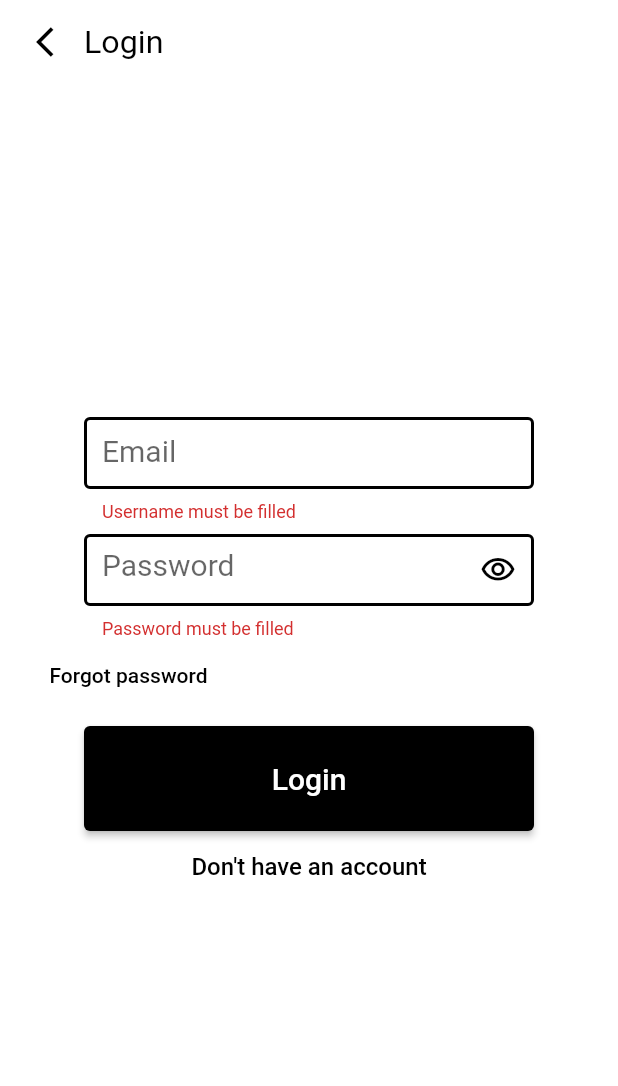
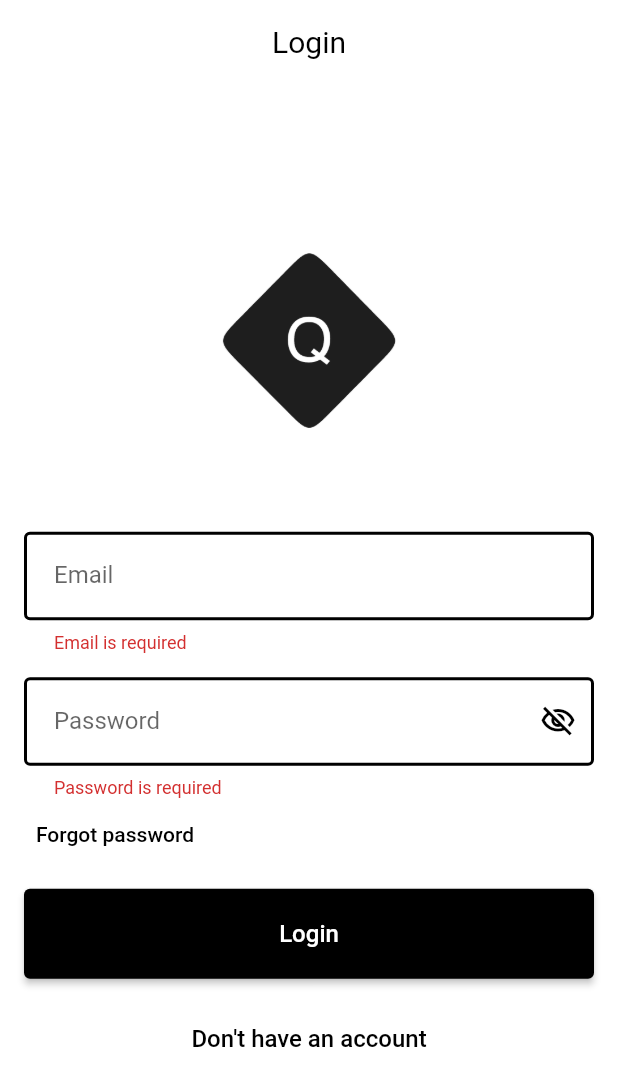
Before and after one commit to red-squigglies/quizzling, a Flutter app: the screen it shows after launch, after a tap on "Login", on a phone screen of 412 x 824 dp. Shown: the top 1086 px of the screen. Run offline on Flutter 3.47's test engine with Material 2 defaults, Android fonts, the light colour scheme and no system bars.

Commit message:
refactor: enhance login screen and split widgets

```diff
--- a/lib/main.dart
+++ b/lib/main.dart
@@ -1,24 +1,22 @@
 import 'package:flutter/material.dart';
 
-import 'package:quizzling/screens/login.dart';
+import 'package:quizzling/screens/login_screen.dart';
 
 void main() {
-  runApp(const MyApp());
+  runApp(const QuizzlingApp());
 }
 
-class MyApp extends StatelessWidget {
-  const MyApp({super.key});
+class QuizzlingApp extends StatelessWidget {
+  const QuizzlingApp({super.key});
 
   @override
   Widget build(BuildContext context) {
     return MaterialApp(
       title: 'Quizzling',
-      theme: ThemeData().copyWith(
-        scaffoldBackgroundColor: Colors.white,
-      ),
+      theme: Theme.of(context).copyWith(scaffoldBackgroundColor: Colors.white),
       home: GestureDetector(
         onTap: () {
-          FocusManager.instance.primaryFocus!.unfocus();
+          FocusManager.instance.primaryFocus?.unfocus();
         },
         child: const Login(),
       ),
--- a/lib/screens/login.dart
+++ /dev/null
@@ -1,37 +0,0 @@
-import 'package:flutter/material.dart';
-
-import 'package:quizzling/widgets/login_form.dart';
-
-class Login extends StatelessWidget {
-  const Login({super.key});
-  @override
-  Widget build(BuildContext context) {
-    return Scaffold(
-      appBar: AppBar(
-        title: TextButton.icon(
-          icon: const Icon(
-            Icons.arrow_back_ios,
-            color: Colors.black,
-          ),
-          onPressed: () {},
-          label: const Text(
-            'Login',
-            style: TextStyle(
-                color: Colors.black,
-                fontSize: 21.5,
-                fontWeight: FontWeight.normal),
-          ),
-        ),
-        backgroundColor: Colors.white,
-        elevation: 0,
-      ),
-      body: const Column(
-        crossAxisAlignment: CrossAxisAlignment.center,
-        mainAxisAlignment: MainAxisAlignment.center,
-        children: [
-          LoginForm(),
-        ],
-      ),
-    );
-  }
-}
--- /dev/null
+++ b/lib/screens/login_screen.dart
@@ -0,0 +1,33 @@
+import 'package:flutter/material.dart';
+
+import 'package:quizzling/widgets/login_form.dart';
+import 'package:quizzling/widgets/quiz_app_bar.dart';
+
+class Login extends StatelessWidget {
+  const Login({super.key});
+
+  @override
+  Widget build(BuildContext context) {
+    return Scaffold(
+      appBar: QuizAppBar(
+        title: const Text('Login'),
+      ),
+      body: Center(
+        child: SingleChildScrollView(
+          padding: const EdgeInsets.all(16),
+          child: Column(
+            mainAxisAlignment: MainAxisAlignment.center,
+            children: [
+              Image.asset(
+                'assets/images/logo.png',
+                width: 125,
+              ),
+              const SizedBox(height: 64),
+              const LoginForm(),
+            ],
+          ),
+        ),
+      ),
+    );
+  }
+}
--- a/lib/widgets/login_form.dart
+++ b/lib/widgets/login_form.dart
@@ -1,137 +1,94 @@
 import 'package:flutter/material.dart';
 
-import 'package:quizzling/widgets/styled_button.dart';
+import 'package:quizzling/widgets/quiz_button.dart';
+import 'package:quizzling/widgets/quiz_password_field.dart';
+import 'package:quizzling/widgets/quiz_text_field.dart';
 
 class LoginForm extends StatefulWidget {
   const LoginForm({super.key});
 
   @override
-  State<LoginForm> createState() {
-    return _LoginFormState();
-  }
+  State<LoginForm> createState() => _LoginFormState();
 }
 
 class _LoginFormState extends State<LoginForm> {
   final _formKey = GlobalKey<FormState>();
 
-  bool _isObscured = true;
-  String _userName = '';
-  String _userPassword = '';
+  final _emailController = TextEditingController();
+  final _passwordController = TextEditingController();
 
   void login() {
     if (_formKey.currentState!.validate()) {
-      _formKey.currentState!.save();
-      print(_userName);
-      print(_userPassword);
+      // TODO: handle login
     }
   }
 
   @override
+  void dispose() {
+    _emailController.dispose();
+    _passwordController.dispose();
+
+    super.dispose();
+  }
+
+  @override
   Widget build(BuildContext context) {
-    const textFieldBorder = OutlineInputBorder(
-      borderSide: BorderSide(
-        color: Colors.black,
-        width: 2,
-      ),
-    );
-
-    return SingleChildScrollView(
-      padding: const EdgeInsets.all(25),
-      child: Form(
+    return Form(
       key: _formKey,
       child: Column(
         mainAxisAlignment: MainAxisAlignment.center,
-          crossAxisAlignment: CrossAxisAlignment.center,
+        crossAxisAlignment: CrossAxisAlignment.stretch,
         children: [
-            SizedBox(
-              width: 300,
-              height: 70,
-              child: TextFormField(
-                decoration: const InputDecoration(
+          QuizTextField(
             labelText: 'Email',
-                  floatingLabelStyle: TextStyle(
-                    color: Colors.black,
-                  ),
-                  focusedBorder: textFieldBorder,
-                  errorBorder: textFieldBorder,
-                  focusedErrorBorder: textFieldBorder,
-                  enabledBorder: textFieldBorder,
-                ),
-                style: const TextStyle(fontSize: 20),
+            controller: _emailController,
             keyboardType: TextInputType.emailAddress,
             autocorrect: false,
-                validator: (username) {
-                  if (username == null || username.trim().isEmpty) {
-                    return 'Username must be filled';
+            validator: (email) {
+              if (email == null || email.trim().isEmpty) {
+                return 'Email is required';
               }
               return null;
             },
-                onSaved: (newUsername) {
-                  _userName = newUsername!;
-                },
           ),
-            ),
-            const SizedBox(
-              height: 8,
-            ),
-            SizedBox(
-              width: 300,
-              height: 70,
-              child: TextFormField(
-                decoration: InputDecoration(
-                  hintText: 'Password',
-                  suffixIcon: IconButton(
-                    onPressed: () {
-                      setState(() {
-                        _isObscured = !_isObscured;
-                      });
-                    },
-                    icon: Icon(
-                      (_isObscured)
-                          ? Icons.visibility_outlined
-                          : Icons.visibility_off_outlined,
-                      color: Colors.black,
-                    ),
-                  ),
-                  focusedBorder: textFieldBorder,
-                  errorBorder: textFieldBorder,
-                  focusedErrorBorder: textFieldBorder,
-                  enabledBorder: textFieldBorder,
-                ),
-                style: const TextStyle(fontSize: 20),
-                autocorrect: false,
-                obscureText: _isObscured,
+          const SizedBox(height: 16),
+          QuizPasswordField(
+            labelText: 'Password',
+            controller: _passwordController,
             validator: (password) {
               if (password == null || password.trim().isEmpty) {
-                    return 'Password must be filled';
+                return 'Password is required';
               }
               return null;
             },
-                onSaved: (newPassword) {
-                  _userPassword = newPassword!;
+          ),
+          Align(
+            alignment: AlignmentDirectional.centerStart,
+            child: TextButton(
+              onPressed: () {
+                // TODO: navigate to reset password screen.
               },
+              child: const Text(
+                'Forgot password',
+                style: TextStyle(color: Colors.black),
               ),
             ),
-            Align(
-              alignment: Alignment.topLeft,
-              child: TextButton(
-                onPressed: () {},
-                child: const Text('Forgot password',
-                    style: TextStyle(color: Colors.black)),
           ),
+          const SizedBox(height: 12),
+          QuizButton(
+            onPressed: login,
+            text: 'Login',
           ),
-            const SizedBox(
-              height: 10,
-            ),
-            //Custom styled button
-            StyledButtton(onPressed: login),
+          const SizedBox(height: 16),
           TextButton(
-              onPressed: () {},
+            onPressed: () {
+              // TODO: navigate to sign up screen.
+            },
             style: TextButton.styleFrom(
               alignment: Alignment.center,
             ),
             child: const Text(
-                'Don\'t have an account',
+              "Don't have an account",
               style: TextStyle(
                 color: Colors.black,
                 fontSize: 16,
@@ -140,7 +97,6 @@ class _LoginFormState extends State<LoginForm> {
           ),
         ],
       ),
-      ),
     );
   }
 }
--- /dev/null
+++ b/lib/widgets/quiz_app_bar.dart
@@ -0,0 +1,32 @@
+import 'package:flutter/material.dart';
+
+class QuizAppBar extends AppBar {
+  QuizAppBar({super.key, super.title})
+      : super(
+          backgroundColor: Colors.white,
+          elevation: 0,
+          centerTitle: true,
+          titleTextStyle: const TextStyle(
+            color: Colors.black,
+            fontSize: 20,
+          ),
+          leading: const QuizBackButton(),
+        );
+}
+
+class QuizBackButton extends StatelessWidget {
+  const QuizBackButton({super.key});
+
+  @override
+  Widget build(BuildContext context) {
+    if (!Navigator.of(context).canPop()) {
+      return const SizedBox.shrink();
+    }
+
+    return IconButton(
+      onPressed: Navigator.of(context).pop,
+      icon: const Icon(Icons.arrow_back_ios),
+      color: Colors.black,
+    );
+  }
+}
--- /dev/null
+++ b/lib/widgets/quiz_button.dart
@@ -0,0 +1,28 @@
+import 'package:flutter/material.dart';
+
+class QuizButton extends StatelessWidget {
+  const QuizButton({
+    super.key,
+    required this.onPressed,
+    required this.text,
+  });
+
+  final void Function() onPressed;
+  final String text;
+
+  @override
+  Widget build(BuildContext context) {
+    return SizedBox(
+      height: 60,
+      child: ElevatedButton(
+        onPressed: onPressed,
+        style: ElevatedButton.styleFrom(backgroundColor: Colors.black),
+        child: Text(
+          text,
+          style: const TextStyle(fontSize: 16),
+          textAlign: TextAlign.center,
+        ),
+      ),
+    );
+  }
+}
--- /dev/null
+++ b/lib/widgets/quiz_password_field.dart
@@ -0,0 +1,53 @@
+import 'package:flutter/material.dart';
+import 'package:quizzling/widgets/quiz_text_field.dart';
+import 'package:quizzling/widgets/toggle_password_icon.dart';
+
+class QuizPasswordField extends StatefulWidget {
+  const QuizPasswordField({
+    super.key,
+    required this.labelText,
+    this.hintText,
+    this.keyboardType,
+    this.controller,
+    this.validator,
+    this.prefixIcon,
+  });
+
+  final String labelText;
+  final String? hintText;
+  final Widget? prefixIcon;
+  final TextInputType? keyboardType;
+  final TextEditingController? controller;
+  final FormFieldValidator<String>? validator;
+
+  @override
+  State<QuizPasswordField> createState() => _QuizPasswordFieldState();
+}
+
+class _QuizPasswordFieldState extends State<QuizPasswordField> {
+  bool _visible = false;
+
+  void onToggle(bool visible) {
+    setState(() {
+      _visible = visible;
+    });
+  }
+
+  @override
+  Widget build(BuildContext context) {
+    return QuizTextField(
+      labelText: widget.labelText,
+      hintText: widget.hintText,
+      prefixIcon: widget.prefixIcon,
+      keyboardType: widget.keyboardType,
+      controller: widget.controller,
+      validator: widget.validator,
+      autocorrect: false,
+      obscureText: !_visible,
+      suffixIcon: TogglePasswordIcon(
+        visible: _visible,
+        onToggle: onToggle,
+      ),
+    );
+  }
+}
--- /dev/null
+++ b/lib/widgets/quiz_text_field.dart
@@ -0,0 +1,56 @@
+import 'package:flutter/material.dart';
+
+class QuizTextField extends StatelessWidget {
+  const QuizTextField({
+    super.key,
+    required this.labelText,
+    this.hintText,
+    this.keyboardType,
+    this.controller,
+    this.autocorrect = true,
+    this.obscureText = false,
+    this.validator,
+    this.prefixIcon,
+    this.suffixIcon,
+  });
+
+  final String labelText;
+  final String? hintText;
+  final bool autocorrect;
+  final bool obscureText;
+  final Widget? prefixIcon;
+  final Widget? suffixIcon;
+  final TextInputType? keyboardType;
+  final TextEditingController? controller;
+  final FormFieldValidator<String>? validator;
+
+  final _border = const OutlineInputBorder(
+    borderSide: BorderSide(
+      color: Colors.black,
+      width: 2,
+    ),
+  );
+
+  @override
+  Widget build(BuildContext context) {
+    return TextFormField(
+      controller: controller,
+      decoration: InputDecoration(
+        labelText: labelText,
+        hintText: hintText,
+        prefixIcon: prefixIcon,
+        suffixIcon: suffixIcon,
+        floatingLabelStyle: const TextStyle(color: Colors.black),
+        contentPadding: const EdgeInsets.all(20),
+        focusedBorder: _border,
+        errorBorder: _border,
+        focusedErrorBorder: _border,
+        enabledBorder: _border,
+      ),
+      keyboardType: keyboardType,
+      autocorrect: autocorrect,
+      obscureText: obscureText,
+      validator: validator,
+    );
+  }
+}
--- a/lib/widgets/styled_button.dart
+++ /dev/null
@@ -1,26 +0,0 @@
-import 'package:flutter/material.dart';
-
-class StyledButtton extends StatelessWidget {
-  const StyledButtton({super.key, required this.onPressed});
-
-  final void Function() onPressed;
-
-  @override
-  Widget build(BuildContext context) {
-    return ElevatedButton(
-      onPressed: onPressed,
-      style: ElevatedButton.styleFrom(
-        backgroundColor: Colors.black,
-        fixedSize: const Size(300, 70),
-      ),
-      child: const Text(
-        'Login',
-        style: TextStyle(
-          color: Colors.white,
-          fontSize: 20,
-        ),
-        textAlign: TextAlign.center,
-      ),
-    );
-  }
-}
--- /dev/null
+++ b/lib/widgets/toggle_password_icon.dart
@@ -0,0 +1,23 @@
+import 'package:flutter/material.dart';
+
+class TogglePasswordIcon extends StatelessWidget {
+  const TogglePasswordIcon({
+    super.key,
+    required this.visible,
+    required this.onToggle,
+  });
+
+  final bool visible;
+  final void Function(bool visible) onToggle;
+
+  @override
+  Widget build(BuildContext context) {
+    return IconButton(
+      onPressed: () => onToggle(!visible),
+      icon: Icon(
+        visible ? Icons.visibility_outlined : Icons.visibility_off_outlined,
+        color: Colors.black,
+      ),
+    );
+  }
+}
--- a/pubspec.yaml
+++ b/pubspec.yaml
@@ -59,9 +59,8 @@ flutter:
   uses-material-design: true
 
   # To add assets to your application, add an assets section, like this:
-  # assets:
-  #   - images/a_dot_burr.jpeg
-  #   - images/a_dot_ham.jpeg
+  assets:
+    - assets/images/
 
   # An image asset can refer to one or more resolution-specific "variants", see
   # https://flutter.dev/assets-and-images/#resolution-aware
```
Also changed, not shown: assets/images/logo.png (added), 1 other file. Lines whose indentation alone changed are shown as unchanged.
